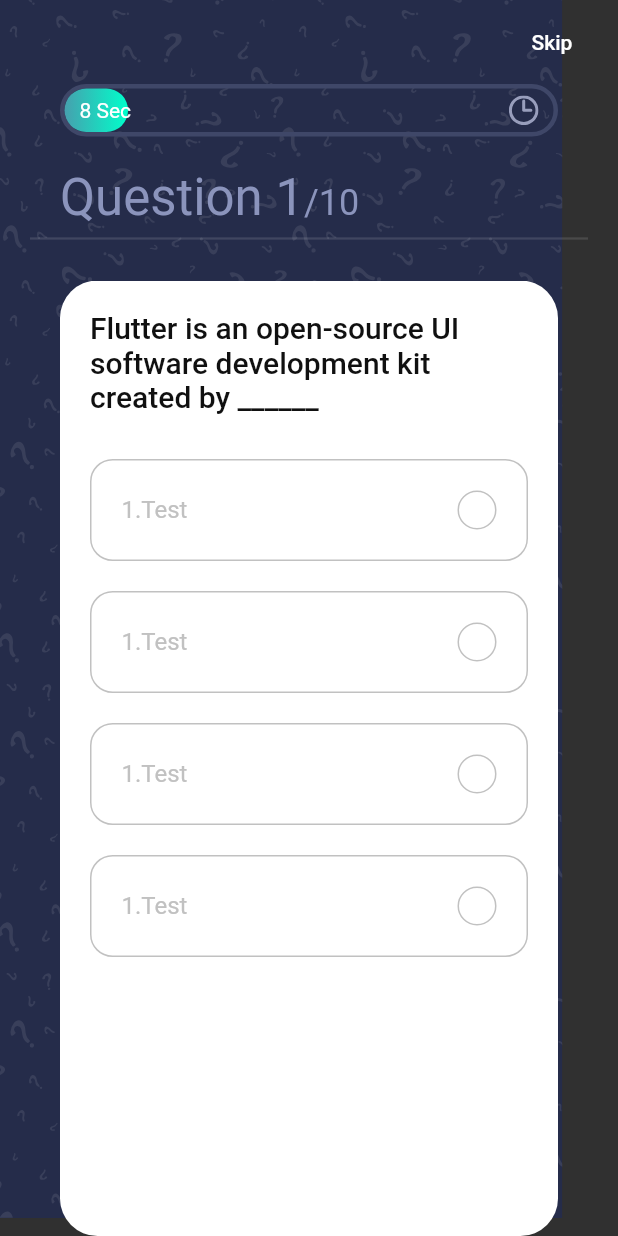
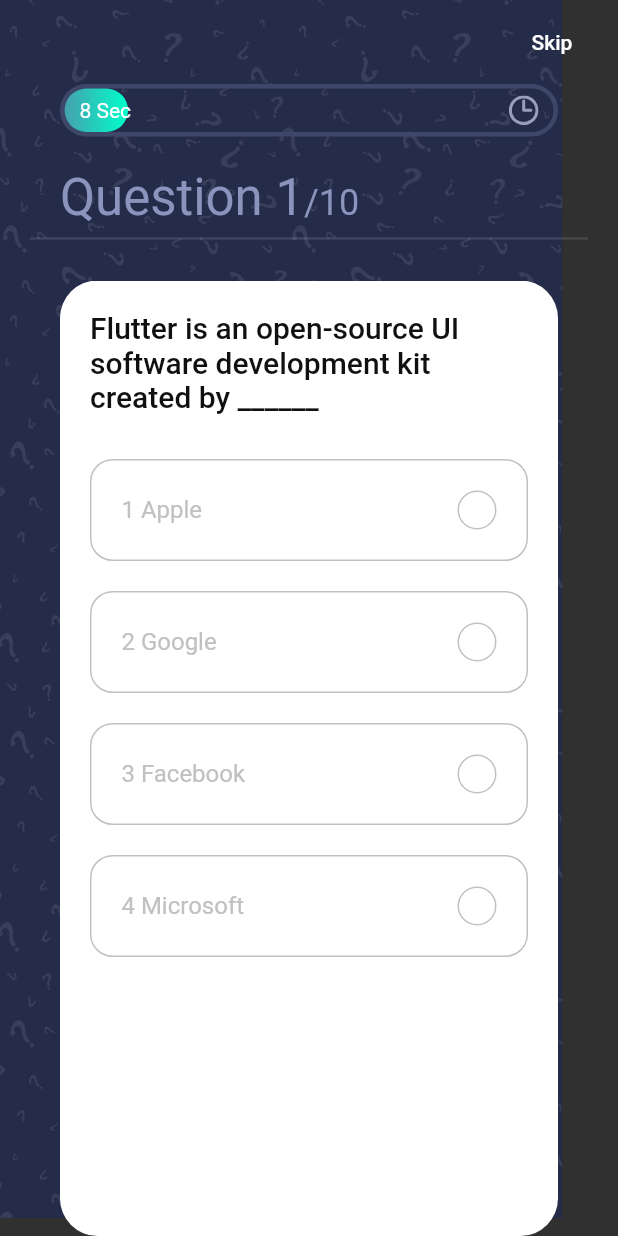
Before and after one commit to eswarmulpuri/quiz_app, a Flutter app: the screen it shows after launch, on a phone screen of 412 x 824 dp. Run offline on Flutter 3.47's test engine with Material 2 defaults, Android fonts, the phone set to English and light mode, and no system bars; our stand-ins replace flutter_svg, get.

Commit message:
seperated out the options widget

```diff
--- a/lib/screens/quiz/components/option.dart
+++ b/lib/screens/quiz/components/option.dart
@@ -2,10 +2,18 @@ import 'package:flutter/material.dart';
 
 import '../../../constants.dart';
 class Option extends StatelessWidget {
+  const Option({
+    Key key, this.text, this.index, this.press,
+});
+  final String text;
+  final int index;
+  final VoidCallback press;
 
   @override
   Widget build(BuildContext context) {
-    return Container(
+    return InkWell(
+      onTap: press,
+      child: Container(
         margin: EdgeInsets.only(top: kDefaultPadding),
         padding: EdgeInsets.all(kDefaultPadding),
         decoration: BoxDecoration(
@@ -15,7 +23,9 @@ class Option extends StatelessWidget {
         child: Row(
         mainAxisAlignment: MainAxisAlignment.spaceBetween,
         children: [
-      Text("1.Test", style: TextStyle(color: kGrayColor, fontSize: 16),),
+        Text(
+          "${index + 1} ${text}",
+          style: TextStyle(color: kGrayColor, fontSize: 16),),
         Container(
         height: 26,
         width: 26,
@@ -26,6 +36,7 @@ class Option extends StatelessWidget {
       )
       ],
       ),
+      ),
     );
   }
 }
```
Lines whose indentation alone changed are shown as unchanged.
